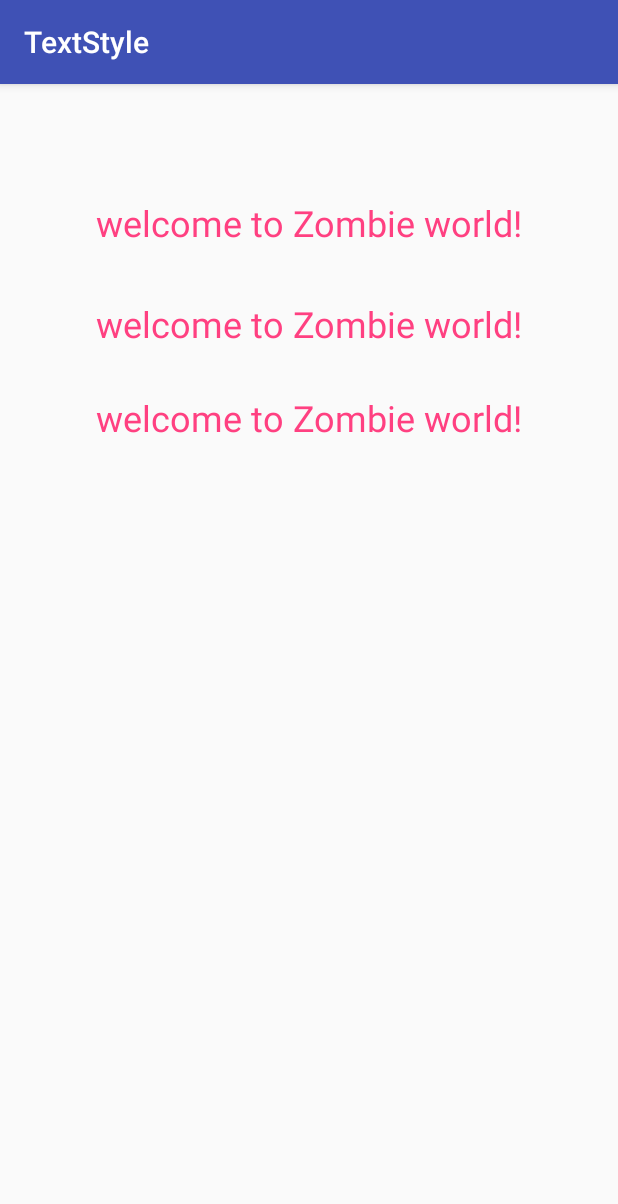
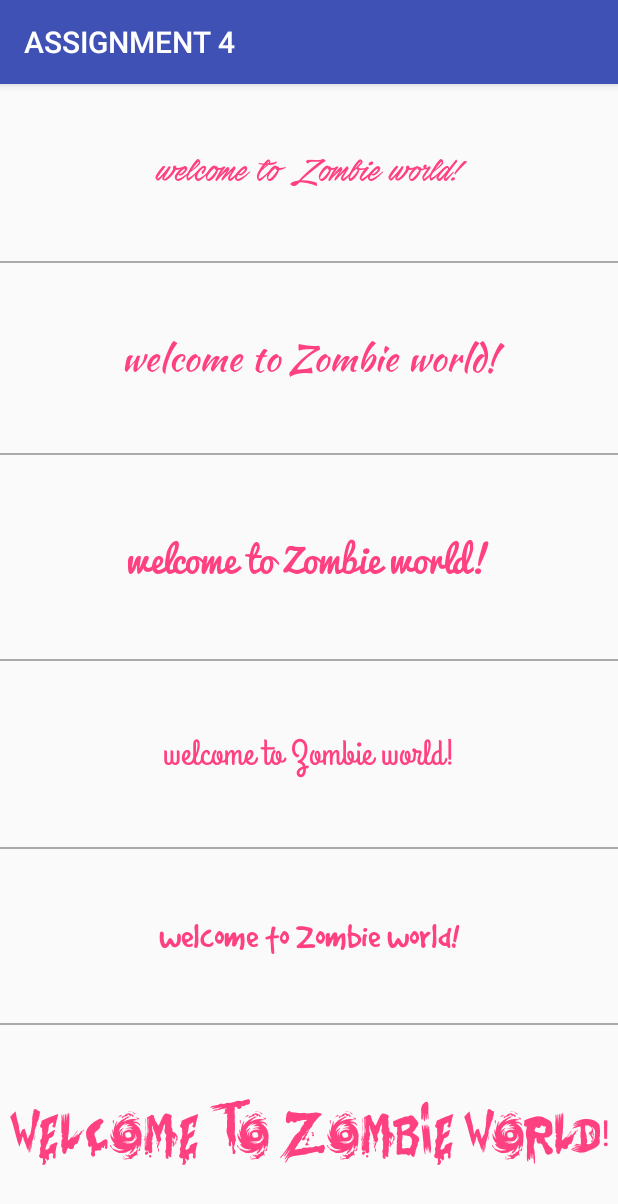
Before and after one commit to JaydeepMandal/TextStyle, an Android app: the screen it shows after launch (MainActivity), on a phone screen of 412 x 824 dp. Shown: the top 1204 px of the screen. Run offline under Robolectric (Android 15) with nearby library versions, the phone set to English and light mode, and no system bars.

Commit message:
addet typeFace with textVIew

```diff
--- a/app/src/main/java/com/example/ee/textstyle/MainActivity.java
+++ b/app/src/main/java/com/example/ee/textstyle/MainActivity.java
@@ -7,15 +7,33 @@ import android.widget.TextView;
 
 public class MainActivity extends AppCompatActivity {
 
-    TextView tv1,tv2,tv3;
 
     @Override
     protected void onCreate(Bundle savedInstanceState) {
         super.onCreate(savedInstanceState);
         setContentView(R.layout.activity_main);
-        TextView tv1= (TextView)findViewById(R.id.kookaburra_3d);
-        TextView tv2= (TextView)findViewById(R.id.kookaburra_outline);
-        TextView tv3= (TextView)findViewById(R.id.kookobora_regular);
+
+
+        TextView tv1= (TextView)findViewById(R.id.textView9);
+        TextView tv2= (TextView)findViewById(R.id.textView10);
+        TextView tv3= (TextView)findViewById(R.id.textView11);
+        TextView tv5= (TextView)findViewById(R.id.textView12);
+        TextView tv4= (TextView)findViewById(R.id.textView13);
+        TextView tv6= (TextView)findViewById(R.id.textView14);
+
+        Typeface f1 = Typeface.createFromAsset(getAssets(),"Bates Shower.ttf");
+        Typeface f2 = Typeface.createFromAsset(getAssets(),"GoodDog.ttf");
+        Typeface f3 = Typeface.createFromAsset(getAssets(),"GrandHotel-Regular.ttf");
+        Typeface f4 = Typeface.createFromAsset(getAssets(),"KaushanScript-Regular.ttf");
+        Typeface f5 = Typeface.createFromAsset(getAssets(),"Pacifico.ttf");
+        Typeface f6 = Typeface.createFromAsset(getAssets(),"Stackyard_PERSONAL_USE.ttf");
+
+        tv1.setTypeface(f1);
+        tv2.setTypeface(f2);
+        tv3.setTypeface(f3);
+        tv4.setTypeface(f4);
+        tv5.setTypeface(f5);
+        tv6.setTypeface(f6);
 
 
     }
--- a/app/src/main/res/layout/activity_main.xml
+++ b/app/src/main/res/layout/activity_main.xml
@@ -4,55 +4,162 @@
     xmlns:tools="http://schemas.android.com/tools"
     android:layout_width="match_parent"
     android:layout_height="match_parent"
-    tools:context="com.example.ee.textstyle.MainActivity">
+    tools:context="com.example.ee.textstyle.MainActivity"
+    tools:layout_editor_absoluteY="81dp"
+    tools:layout_editor_absoluteX="0dp">
 
-    <TextView
-        android:id="@+id/kookaburra-3d"
-        android:layout_width="wrap_content"
-        android:layout_height="wrap_content"
-        android:fontFamily="sans-serif"
-        android:text="@string/style"
-        android:textColor="@color/colorAccent"
-        android:textSize="24sp"
+    <LinearLayout
+        android:layout_width="0dp"
+        android:layout_height="0dp"
+        android:layout_margin="0dp"
+        android:layout_marginBottom="0dp"
+        android:layout_marginEnd="0dp"
+        android:layout_marginLeft="0dp"
+        android:layout_marginRight="0dp"
+        android:layout_marginStart="0dp"
+        android:layout_marginTop="0dp"
+        android:orientation="vertical"
         app:layout_constraintBottom_toBottomOf="parent"
         app:layout_constraintLeft_toLeftOf="parent"
         app:layout_constraintRight_toRightOf="parent"
         app:layout_constraintTop_toTopOf="parent"
-        app:layout_constraintVertical_bias="0.103"
+        tools:layout_constraintBottom_creator="1"
+        tools:layout_constraintLeft_creator="1"
         tools:layout_constraintRight_creator="1"
-        tools:layout_constraintLeft_creator="1" />
+        tools:layout_constraintTop_creator="1">
 
         <TextView
-        android:id="@+id/kookaburra-outline"
-        android:layout_width="wrap_content"
+            android:id="@+id/textView14"
+            android:layout_width="match_parent"
             android:layout_height="wrap_content"
+            android:layout_weight="1"
+            android:gravity="center"
             android:text="@string/style"
             android:textColor="@color/colorAccent"
-        android:textSize="24sp"
-        tools:layout_constraintTop_creator="1"
-        tools:layout_constraintRight_creator="1"
-        tools:layout_constraintBottom_creator="1"
-        app:layout_constraintBottom_toBottomOf="@+id/kookobora-regular"
-        app:layout_constraintRight_toRightOf="parent"
-        android:layout_marginTop="74dp"
-        tools:layout_constraintLeft_creator="1"
-        android:layout_marginBottom="70dp"
-        app:layout_constraintLeft_toLeftOf="parent"
-        app:layout_constraintTop_toTopOf="@+id/kookaburra-3d" />
+            android:textSize="24sp" />
+
+        <View
+            android:id="@+id/view2"
+            android:layout_width="match_parent"
+            android:layout_height="1dp"
+            android:layout_margin="0dp"
+            android:layout_marginBottom="0dp"
+            android:layout_marginEnd="0dp"
+            android:layout_marginLeft="0dp"
+            android:layout_marginRight="0dp"
+            android:layout_marginStart="0dp"
+            android:layout_marginTop="0dp"
+            android:background="@android:color/darker_gray"
+            android:elevation="0dp" />
+
 
         <TextView
-        android:id="@+id/kookobora-regular"
-        android:layout_width="wrap_content"
+            android:id="@+id/textView13"
+            android:layout_width="match_parent"
             android:layout_height="wrap_content"
-        android:layout_marginTop="206dp"
+            android:layout_weight="1"
+            android:gravity="center"
             android:text="@string/style"
             android:textColor="@color/colorAccent"
-        android:textSize="24sp"
-        app:layout_constraintLeft_toLeftOf="parent"
-        app:layout_constraintRight_toRightOf="parent"
-        app:layout_constraintTop_toTopOf="parent"
-        tools:layout_constraintLeft_creator="1"
-        tools:layout_constraintRight_creator="1"
-        tools:layout_constraintTop_creator="1" />
+            android:textSize="24sp" />
+        <View
+            android:id="@+id/view3"
+            android:layout_width="match_parent"
+            android:layout_height="1dp"
+            android:layout_margin="0dp"
+            android:layout_marginBottom="0dp"
+            android:layout_marginEnd="0dp"
+            android:layout_marginLeft="0dp"
+            android:layout_marginRight="0dp"
+            android:layout_marginStart="0dp"
+            android:layout_marginTop="0dp"
+            android:background="@android:color/darker_gray"
+            android:elevation="0dp" />
 
+
+
+        <TextView
+            android:id="@+id/textView12"
+            android:layout_width="match_parent"
+            android:layout_height="wrap_content"
+            android:layout_weight="1"
+            android:gravity="center"
+            android:text="@string/style"
+            android:textColor="@color/colorAccent"
+            android:textSize="24sp" />
+        <View
+            android:id="@+id/view4"
+            android:layout_width="match_parent"
+            android:layout_height="1dp"
+            android:layout_margin="0dp"
+            android:layout_marginBottom="0dp"
+            android:layout_marginEnd="0dp"
+            android:layout_marginLeft="0dp"
+            android:layout_marginRight="0dp"
+            android:layout_marginStart="0dp"
+            android:layout_marginTop="0dp"
+            android:background="@android:color/darker_gray"
+            android:elevation="0dp" />
+
+
+
+        <TextView
+            android:id="@+id/textView11"
+            android:layout_width="match_parent"
+            android:layout_height="wrap_content"
+            android:layout_weight="1"
+            android:gravity="center"
+            android:text="@string/style"
+            android:textColor="@color/colorAccent"
+            android:textSize="24sp" />
+        <View
+            android:id="@+id/view5"
+            android:layout_width="match_parent"
+            android:layout_height="1dp"
+            android:layout_margin="0dp"
+            android:layout_marginBottom="0dp"
+            android:layout_marginEnd="0dp"
+            android:layout_marginLeft="0dp"
+            android:layout_marginRight="0dp"
+            android:layout_marginStart="0dp"
+            android:layout_marginTop="0dp"
+            android:background="@android:color/darker_gray"
+            android:elevation="0dp" />
+
+
+
+        <TextView
+            android:id="@+id/textView10"
+            android:layout_width="match_parent"
+            android:layout_height="wrap_content"
+            android:layout_weight="1"
+            android:gravity="center"
+            android:text="@string/style"
+            android:textColor="@color/colorAccent"
+            android:textSize="24sp" />
+        <View
+            android:id="@+id/view6"
+            android:layout_width="match_parent"
+            android:layout_height="1dp"
+            android:layout_margin="0dp"
+            android:layout_marginBottom="0dp"
+            android:layout_marginEnd="0dp"
+            android:layout_marginLeft="0dp"
+            android:layout_marginRight="0dp"
+            android:layout_marginStart="0dp"
+            android:layout_marginTop="0dp"
+            android:background="@android:color/darker_gray"
+            android:elevation="0dp" />
+
+
+        <TextView
+            android:id="@+id/textView9"
+            android:layout_width="match_parent"
+            android:layout_height="wrap_content"
+            android:layout_weight="1"
+            android:gravity="center"
+            android:text="@string/style"
+            android:textColor="@color/colorAccent"
+            android:textSize="24sp" />
+    </LinearLayout>
 </android.support.constraint.ConstraintLayout>
--- a/app/src/main/res/values/strings.xml
+++ b/app/src/main/res/values/strings.xml
@@ -1,4 +1,4 @@
 <resources>
-    <string name="app_name">TextStyle</string>
+    <string name="app_name">ASSIGNMENT 4</string>
     <string name="style">welcome to Zombie world!</string>
 </resources>
```
Also changed, not shown: app/src/main/assets/GoodDog.ttf (renamed from app/src/main/assets/GoodDog.otf), app/src/main/assets/GrandHotel-Regular.ttf (renamed from app/src/main/assets/GrandHotel-Regular.otf), app/src/main/assets/KaushanScript-Regular.ttf (renamed from app/src/main/assets/KaushanScript-Regular.otf). Lines whose indentation alone changed are shown as unchanged.
